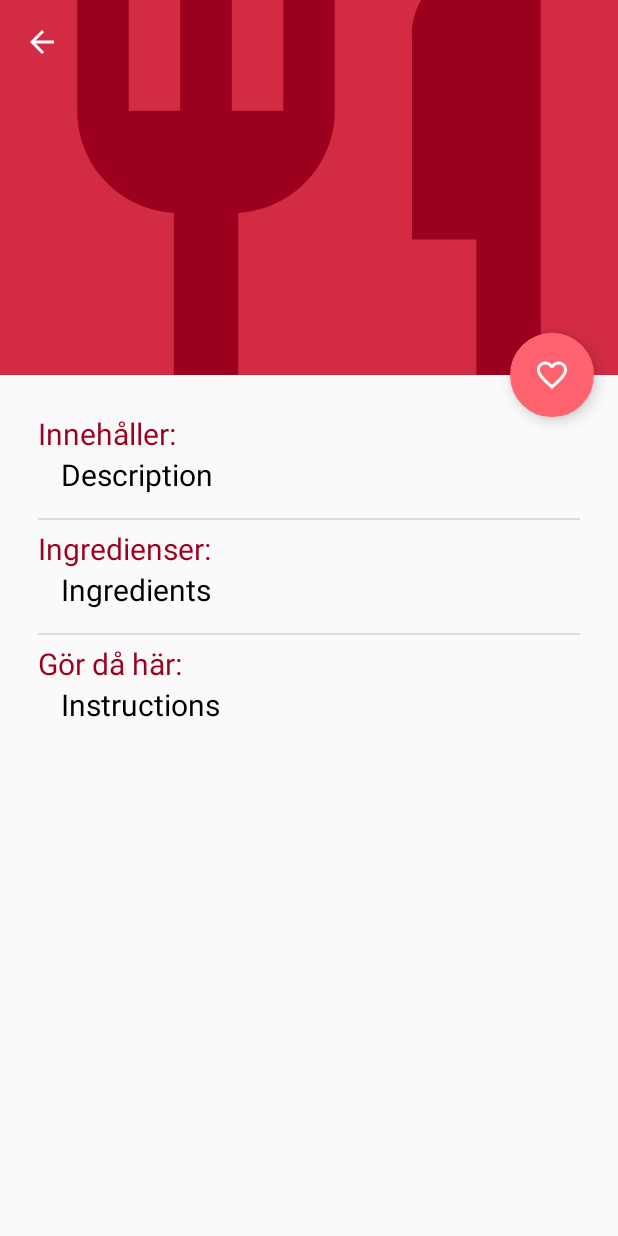
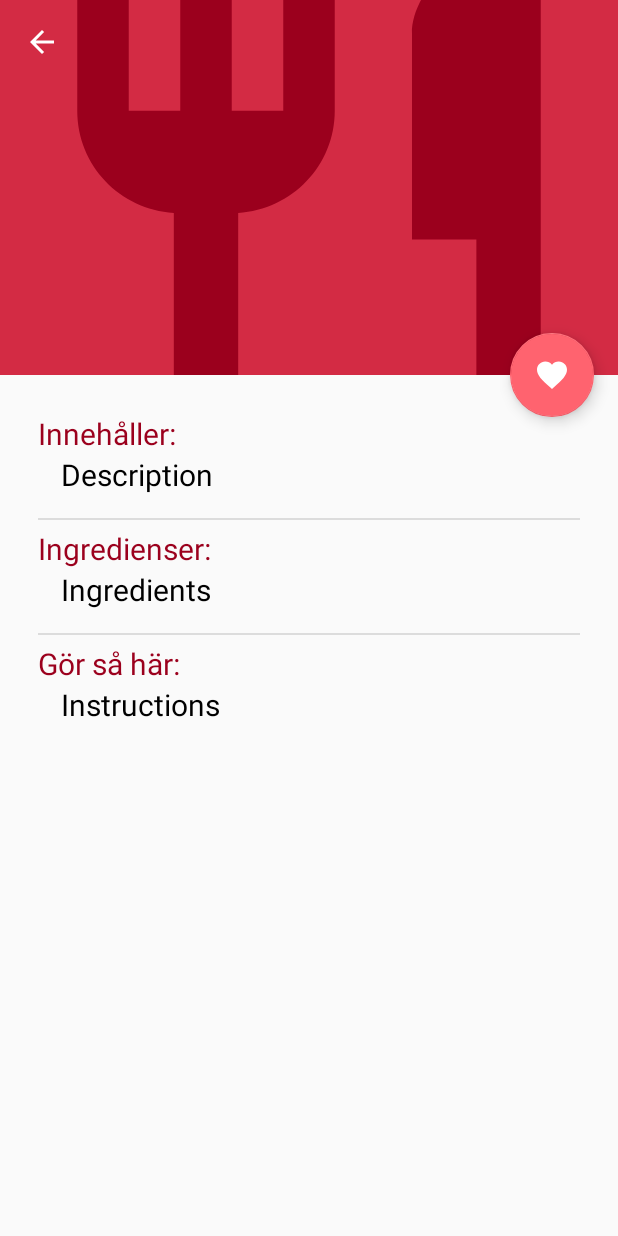
Before and after one commit to sara-sall/ReceptApp2, an Android app: the RecepieActivity screen opened directly, with no data from a screen before it, after a tap on an icon or button, on a phone screen of 412 x 824 dp. Run offline under Robolectric (Android 15) with nearby library versions, the phone set to English and light mode, and no system bars; our stand-ins replace Firebase (no records; nobody signed in at launch, a user with empty details on screens opened directly); 2 statements that could not run were skipped.

Commit message:
Checking if a recepe is saved in Favorites (RecepeActivity)

```diff
--- a/app/src/main/java/com/example/receptapp/RecepieActivity.java
+++ b/app/src/main/java/com/example/receptapp/RecepieActivity.java
@@ -26,6 +26,7 @@ import com.google.firebase.firestore.CollectionReference;
 import com.google.firebase.firestore.DocumentReference;
 import com.google.firebase.firestore.DocumentSnapshot;
 import com.google.firebase.firestore.FirebaseFirestore;
+import com.google.firebase.firestore.Query;
 
 import java.util.ArrayList;
 import java.util.HashMap;
@@ -94,12 +95,13 @@ public class RecepieActivity extends AppCompatActivity {
         fab.setOnClickListener(new View.OnClickListener() {
             @Override
             public void onClick(View view) {
-                if(!recept.isFavorite()){
+                if(!isFavorite){
                     HashMap<String, String> data = new HashMap<>();
                     data.put("recepeID", recepeID);
                     favoriteRef.document(recepeID).set(data).addOnSuccessListener(new OnSuccessListener<Void>() {
                         @Override
                         public void onSuccess(Void aVoid) {
+                            fab.hide();
                             fab.setImageResource(R.drawable.ic_favorite_white_24dp);
                             Toast.makeText(getApplicationContext(), R.string.addFavorite, Toast.LENGTH_LONG).show();
                             recept.setFavorite(true);
@@ -116,6 +118,7 @@ public class RecepieActivity extends AppCompatActivity {
                     favoriteRef.document(recepeID).delete().addOnSuccessListener(new OnSuccessListener<Void>() {
                         @Override
                         public void onSuccess(Void aVoid) {
+                            fab.hide();
                             fab.setImageResource(R.drawable.ic_favorite_border_white_24dp);
                             Toast.makeText(getApplicationContext(), R.string.removeFavorite, Toast.LENGTH_LONG).show();
                             recept.setFavorite(false);
@@ -127,7 +130,7 @@ public class RecepieActivity extends AppCompatActivity {
                         }
                     });
                 }
-                fab.hide();
+
                 fab.show();
 
             }
@@ -165,6 +168,22 @@ public class RecepieActivity extends AppCompatActivity {
             }
         });
 
+        favoriteRef.document(recepeID).get().addOnSuccessListener(new OnSuccessListener<DocumentSnapshot>() {
+            @Override
+            public void onSuccess(DocumentSnapshot documentSnapshot) {
+                if(documentSnapshot.exists()){
+                    fab.setImageResource(R.drawable.ic_favorite_white_24dp);
+                    isFavorite = true;
+                    Log.d("!!!", "Favorit");
+                }
+                else{
+                    fab.setImageResource(R.drawable.ic_favorite_border_white_24dp);
+                    isFavorite = false;
+                    Log.d("!!!", "Inte Favorit");
+                }
+            }
+        });
+
 
     }
 
--- a/app/src/main/res/layout/content_recepie.xml
+++ b/app/src/main/res/layout/content_recepie.xml
@@ -71,11 +71,10 @@
             android:id="@+id/Instruktioner"
             android:layout_width="match_parent"
             android:layout_height="wrap_content"
-            android:text="@string/instrictions"
-            android:textSize="20sp"
+            android:paddingTop="5dp"
+            android:text="@string/instructions"
             android:textColor="@color/colorPrimaryDark"
-            android:paddingTop="5dp"
-            />
+            android:textSize="20sp" />
 
         <TextView
             android:id="@+id/instructionsID"
--- a/app/src/main/res/values/strings.xml
+++ b/app/src/main/res/values/strings.xml
@@ -32,7 +32,7 @@
     <string name="toLogin">Har du redan ett konto? Logga in!</string>
     <string name="toSignUp">Har du inte ett konto? Skapa nytt konto!</string>
     <string name="ingredients">Ingredienser:</string>
-    <string name="instrictions">Gör då här:</string>
+    <string name="instructions">Gör så här:</string>
     <string name="contentAllergy">Innehåller:</string>
     <string name="prompt_password_repeat">Repetera lösenord</string>
 </resources>
```
